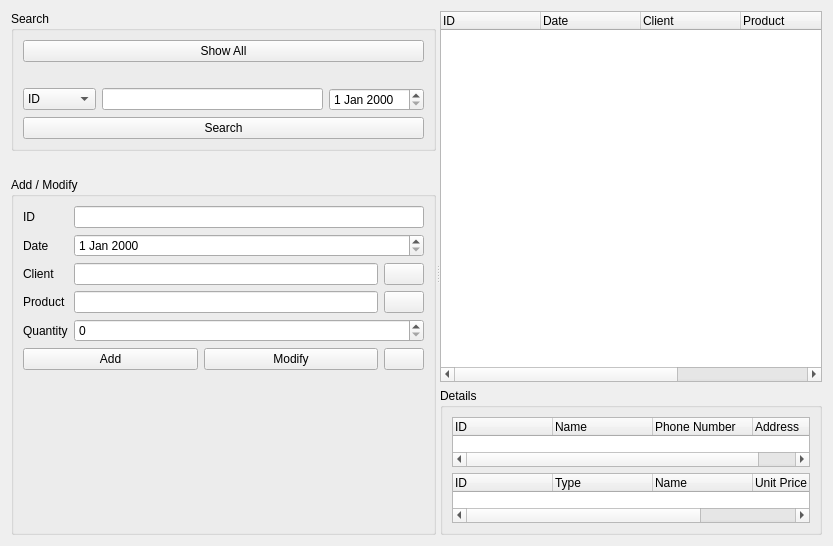
Old version of the form ManagementProgram/ordermanagerform.ui in the repository Jeong77777/Project_ClientChatManagementProgram_Qt_DB.
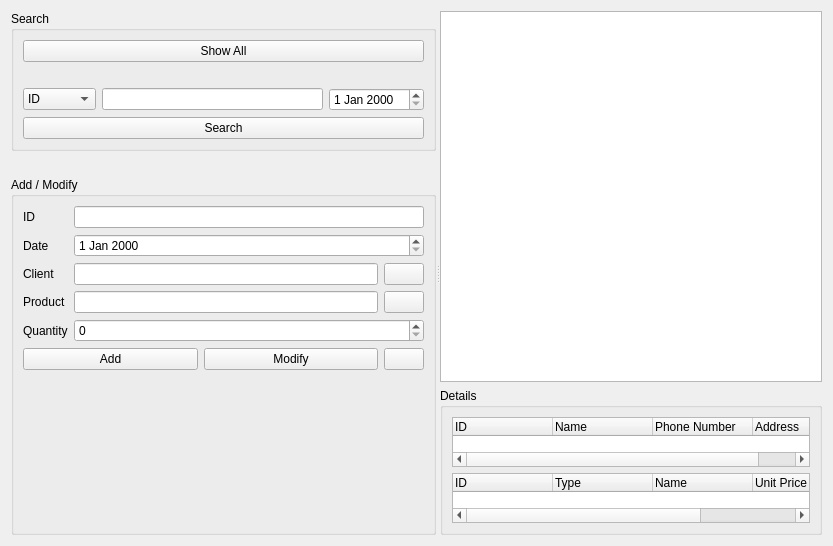
New version of the form. Icons and pictures are not drawn.

Patch:
```diff
--- a/ManagementProgram/ordermanagerform.ui
+++ b/ManagementProgram/ordermanagerform.ui
@@ -293,40 +293,10 @@
      <widget class="QWidget" name="layoutWidget1">
       <layout class="QVBoxLayout" name="listVerticalLayout">
        <item>
-        <widget class="QTreeWidget" name="treeWidget">
+        <widget class="QTreeView" name="treeView">
          <property name="rootIsDecorated">
           <bool>false</bool>
          </property>
-         <column>
-          <property name="text">
-           <string>ID</string>
-          </property>
-         </column>
-         <column>
-          <property name="text">
-           <string>Date</string>
-          </property>
-         </column>
-         <column>
-          <property name="text">
-           <string>Client</string>
-          </property>
-         </column>
-         <column>
-          <property name="text">
-           <string>Product</string>
-          </property>
-         </column>
-         <column>
-          <property name="text">
-           <string>Quantity</string>
-          </property>
-         </column>
-         <column>
-          <property name="text">
-           <string>Total</string>
-          </property>
-         </column>
         </widget>
        </item>
        <item>
```
Left out of the diff: 6 changed lines with no effect on the pictures.
